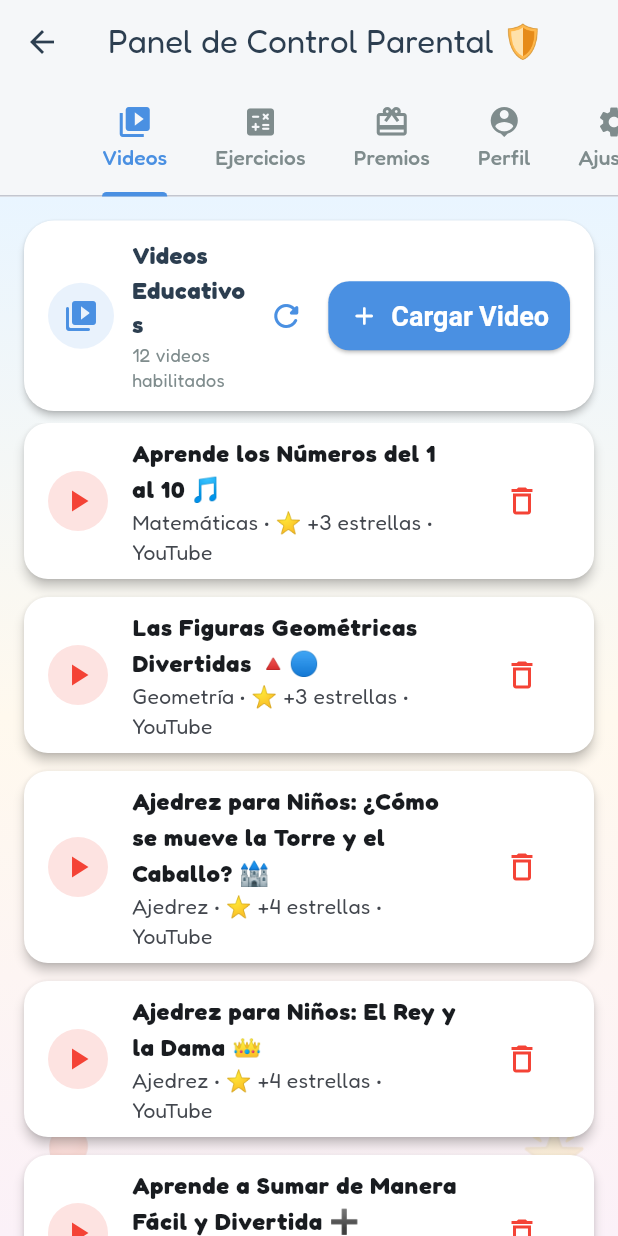
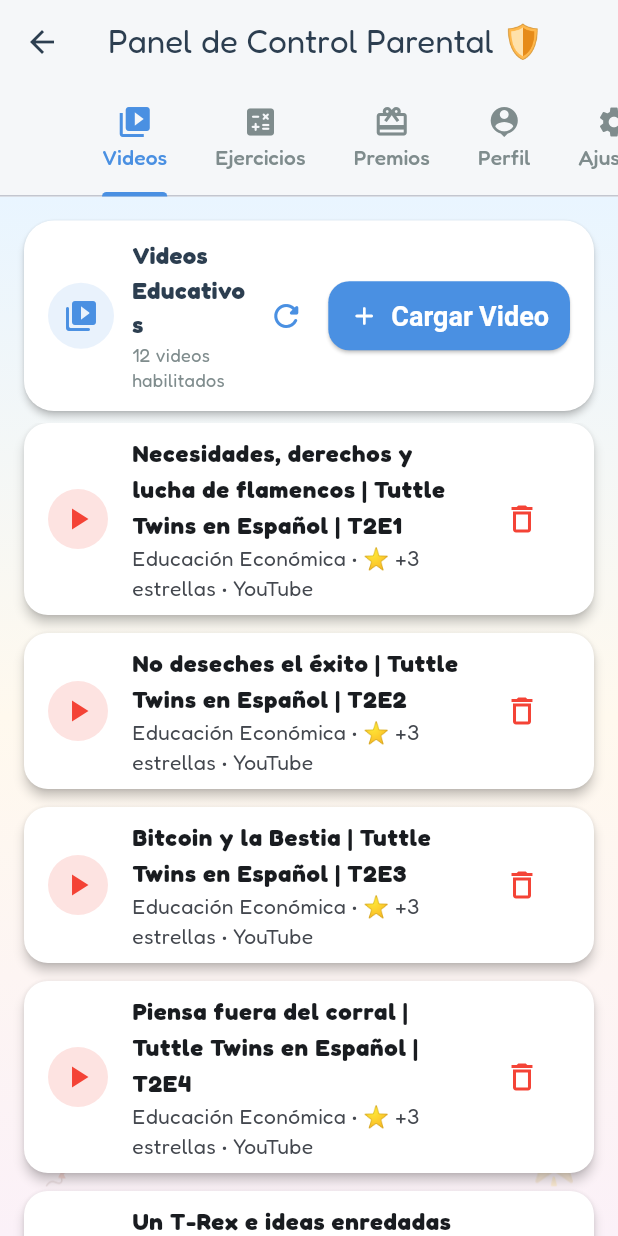
Before and after one commit to CYBERNET26/kids_Am, a Flutter app: the _ParentDashboardView screen opened directly, on a phone screen of 412 x 824 dp. Run offline on Flutter 3.47's test engine with Material 3 defaults, Android fonts, the phone set to English and light mode, and no system bars; our stand-ins replace confetti, flutter_riverpod, flutter_tts, go_router, google_fonts, shared_preferences and 2 more; accounts and stored records are empty; network calls fail.

Commit message:
feat(videos): actualizar videos educativos por defecto con episodios de Tuttle Twins en Espanol e instalador APK actualizado

```diff
--- a/lib/core/constants/default_videos.dart
+++ b/lib/core/constants/default_videos.dart
@@ -25,133 +25,133 @@ final List<VideoItem> defaultEducationalVideos = [
   // --- VIDEO 1 ---
   const VideoItem(
     id: 'vid_default_01',
-    title: 'Aprende los Números del 1 al 10 🎵',
-    description: 'Canción didáctica y alegre para contar con animalitos',
-    urlOrAssetPath: 'https://www.youtube.com/watch?v=pSqkWk_Q_i4',
+    title: 'Necesidades, derechos y lucha de flamencos | Tuttle Twins en Español | T2E1',
+    description: 'Cuando una excursión sale mal, los mellizos se preguntan si las necesidades son realmente derechos. Aprenden acerca de los derechos naturales de John Locke y luchan por sus vidas en una isla de feroces flamencos.',
+    urlOrAssetPath: 'https://www.youtube.com/watch?v=iY1r7U3jVFY&list=PLOe_XajSj1xiCOyhnf74R0ELDV0D0SWSn&index=3',
     sourceType: VideoSourceType.youtube,
-    category: 'Matemáticas',
+    category: 'Educación Económica',
     rewardStars: 3,
   ),
 
   // --- VIDEO 2 ---
   const VideoItem(
     id: 'vid_default_02',
-    title: 'Las Figuras Geométricas Divertidas 🔺🔵',
-    description: 'Círculo, cuadrado, triángulo y rectángulo para niños',
-    urlOrAssetPath: 'https://www.youtube.com/watch?v=65wZuz-8u-k',
+    title: 'No deseches el éxito | Tuttle Twins en Español | T2E2',
+    description: 'Cuando los mellizos triunfan con un negocio de limpieza de botes de basura, Karinne les hace cuestionar si el éxito es egoísta. ¡Aprenden sobre el verdadero emprendimiento de Joyce Chen y los gruñones gruñodons de Gruñolandia!',
+    urlOrAssetPath: 'https://www.youtube.com/watch?v=zHRVP3o3we4&list=PLOe_XajSj1xiCOyhnf74R0ELDV0D0SWSn&index=1',
     sourceType: VideoSourceType.youtube,
-    category: 'Geometría',
+    category: 'Educación Económica',
     rewardStars: 3,
   ),
 
   // --- VIDEO 3 ---
   const VideoItem(
     id: 'vid_default_03',
-    title: 'Ajedrez para Niños: ¿Cómo se mueve la Torre y el Caballo? 🏰',
-    description: 'Cuento interactivo para aprender las piezas de ajedrez',
-    urlOrAssetPath: 'https://www.youtube.com/watch?v=kYJv8Z1kZ50',
+    title: 'Bitcoin y la Bestia | Tuttle Twins en Español | T2E3 ',
+    description: '¡Sagrado Satoshi! Cuando los mellizos se ven obligados a elegir entre aceptar dólares y Bitcoin en una venta de garaje, viajan por el internet y un videojuego retro para aprender qué es lo que hace que el dinero sea bueno.',
+    urlOrAssetPath: 'https://www.youtube.com/watch?v=Y_1VUGEUT-c&list=PLOe_XajSj1xiCOyhnf74R0ELDV0D0SWSn&index=5',
     sourceType: VideoSourceType.youtube,
-    category: 'Ajedrez',
-    rewardStars: 4,
+    category: 'Educación Económica',
+    rewardStars: 3,
   ),
 
   // --- VIDEO 4 ---
   const VideoItem(
     id: 'vid_default_04',
-    title: 'Ajedrez para Niños: El Rey y la Dama 👑',
-    description: 'Aprende los secretos y movimientos del Rey y la Reina',
+    title: 'Piensa fuera del corral | Tuttle Twins en Español | T2E4',
+    description: 'Después de que su equipo de softbol comienza a romper las reglas, los mellizos saltan a través de famosos cuadros, conocen a George Washington e intentan salvar una granja dividida de un lobo feroz y el peligroso tribalismo.',
     urlOrAssetPath: 'https://www.youtube.com/watch?v=d_Z89M5L1n8',
     sourceType: VideoSourceType.youtube,
-    category: 'Ajedrez',
-    rewardStars: 4,
+    category: 'Educación Económica',
+    rewardStars: 3,
   ),
 
   // --- VIDEO 5 ---
   const VideoItem(
     id: 'vid_default_05',
-    title: 'Aprende a Sumar de Manera Fácil y Divertida ➕',
-    description: 'Explicación sencilla de sumas para niños de primaria',
-    urlOrAssetPath: 'https://www.youtube.com/watch?v=o0d428P3QvQ',
+    title: 'Un T-Rex e ideas enredadas | Tuttle Twins en Español | T2E5 |',
+    description: 'Después de que un T-rex destruye su casa del árbol, los mellizos luchan por salvar el reino agobiado de Rapunzel y descubren que las buenas ideas pueden provenir de personas imperfectas.',
+    urlOrAssetPath: 'https://www.youtube.com/watch?v=SiPLOceTvOs&list=PLOe_XajSj1xiCOyhnf74R0ELDV0D0SWSn&index=7',
     sourceType: VideoSourceType.youtube,
-    category: 'Matemáticas',
+    category: 'Educación Económica',
     rewardStars: 3,
   ),
 
   // --- VIDEO 6 ---
   const VideoItem(
     id: 'vid_default_06',
-    title: 'Aprende a Restar con Manzanas y Juguetes ➖',
-    description: 'Resta fácil y didáctica con ejemplos visuales',
-    urlOrAssetPath: 'https://www.youtube.com/watch?v=42vjqtleG9E',
+    title: 'La incy wincy mentalidad de víctima | Tuttle Twins en Español | T2E6',
+    description: 'Cuando los mellizos son injustamente eliminados de un show de talentos, la abuela los lleva a conocer a Frederick Douglass y a una pequeñísima araña para aprender cómo superar la mentalidad de víctima.',
+    urlOrAssetPath: 'https://www.youtube.com/watch?v=cHHefhoTuXs&list=PLOe_XajSj1xiCOyhnf74R0ELDV0D0SWSn&index=4',
     sourceType: VideoSourceType.youtube,
-    category: 'Matemáticas',
+    category: 'Educación Económica',
     rewardStars: 3,
   ),
 
   // --- VIDEO 7 ---
   const VideoItem(
     id: 'vid_default_07',
-    title: 'La Canción de la Tabla del 2 y del 3 ✖️',
-    description: 'Música alegre para memorizar las primeras multiplicaciones',
-    urlOrAssetPath: 'https://www.youtube.com/watch?v=ecSXX971eL0',
+    title: 'Criaturas del mar y planificación central | Tuttle Twins en Español | T2E7',
+    description: 'En medio de las peculiaridades del programa escolar, la abuela presenta a los gemelos al economista Fredrick Hayek. Se desata el caos de la planificación central, pero una reina sirena sabe exactamente cómo ayudar a Ethan y Emily a solucionarlo.',
+    urlOrAssetPath: 'https://www.youtube.com/watch?v=o1yjkrx65-g&list=PLOe_XajSj1xiCOyhnf74R0ELDV0D0SWSn&index=2',
     sourceType: VideoSourceType.youtube,
-    category: 'Matemáticas',
-    rewardStars: 5,
+    category: 'Educación Económica',
+    rewardStars: 3,
   ),
 
   // --- VIDEO 8 ---
   const VideoItem(
     id: 'vid_default_08',
-    title: '¿Qué es la Multiplicación? Para Niños de 7 a 9 años 🧠',
-    description: 'Entiende cómo multiplicar sumando grupos iguales',
-    urlOrAssetPath: 'https://www.youtube.com/watch?v=YFtEaVw5k1A',
+    title: 'Sustos con sucios subsidios | Tuttle Twins en Español | T2E8',
+    description: 'Cuando el negocio de los mellizos se ve perjudicado por un subsidio, visitan a Ludwig Von Mises y aterrizan en un lugar espeluznante donde aprenden cuán desagradable puede llegar a ser el mercado',
+    urlOrAssetPath: 'https://www.youtube.com/watch?v=6BEDSpKZWiY&list=PLOe_XajSj1xiCOyhnf74R0ELDV0D0SWSn&index=12',
     sourceType: VideoSourceType.youtube,
-    category: 'Matemáticas',
-    rewardStars: 4,
+    category: 'Educación Económica',
+    rewardStars: 3,
   ),
 
   // --- VIDEO 9 ---
   const VideoItem(
     id: 'vid_default_09',
-    title: 'Aprende a Dividir: Repartir entre Amigos ➗',
-    description: 'Explicación clara de la división exacta para niños',
-    urlOrAssetPath: 'https://www.youtube.com/watch?v=iA0fP4tLg7M',
+    title: 'Luchando con el socialismo | Tuttle Twins en Español | T2E9 ',
+    description: '¡LUCHA! Después de una recaudación de fondos fallida para el club de niños, la banda se encuentra con William Bradford, los peregrinos y Karl Marx mientras luchan con el socialismo y sus consecuencias.',
+    urlOrAssetPath: 'https://www.youtube.com/watch?v=NTUHbVYnLjI&list=PLOe_XajSj1xiCOyhnf74R0ELDV0D0SWSn&index=10',
     sourceType: VideoSourceType.youtube,
-    category: 'Matemáticas',
-    rewardStars: 5,
+    category: 'Educación Económica',
+    rewardStars: 3,
   ),
 
   // --- VIDEO 10 ---
   const VideoItem(
     id: 'vid_default_10',
-    title: 'El Sistema Solar y los Planetas para Niños 🪐🚀',
-    description: 'Viaje espacial por el sol, la luna y los 8 planetas',
-    urlOrAssetPath: 'https://www.youtube.com/watch?v=ZykXgSqet6A',
+    title: 'La jungla de la educación | Tuttle Twins en Español | T2E10 ',
+    description: 'Después de que Emily reprueba un examen, los mellizos se preguntan si la escuela es la mejor manera de aprender, lo que provoca que la abuela los lleve a un lugar familiar en el pasado, antes de pasar por la mente más famosa de la historia y luego un estruendo en la jungla.',
+    urlOrAssetPath: 'https://www.youtube.com/watch?v=Y1RIJKi-ZpI&list=PLOe_XajSj1xiCOyhnf74R0ELDV0D0SWSn&index=6',
     sourceType: VideoSourceType.youtube,
     category: 'Ciencias',
-    rewardStars: 4,
+    rewardStars: 3,
   ),
 
   // --- VIDEO 11 ---
   const VideoItem(
     id: 'vid_default_11',
-    title: 'Los Animales Vertebrados e Invertebrados 🦁🐟',
-    description: 'Descubre los mamíferos, aves, peces y reptiles',
-    urlOrAssetPath: 'https://www.youtube.com/watch?v=uQO5FF5eX9g',
+    title: 'Secuestradores y Capitalismo | Tuttle Twins en Español | T2E11',
+    description: 'Invasores de otro mundo secuestran a Derek, lanzando a la abuela y a los mellizos en una peligrosa misión de rescate. En un planeta sombrío, los mellizos encuentran pistas misteriosas, cyborgs y dispositivos de espionaje mientras solucionan el misterio de por qué el capitalismo está fallando.',
+    urlOrAssetPath: 'https://www.youtube.com/watch?v=Hl6hZmzKDag&list=PLOe_XajSj1xiCOyhnf74R0ELDV0D0SWSn&index=11',
     sourceType: VideoSourceType.youtube,
-    category: 'Ciencias',
+    category: 'Educación Económica',
     rewardStars: 3,
   ),
 
   // --- VIDEO 12 ---
   const VideoItem(
     id: 'vid_default_12',
-    title: 'Cuento de Ajedrez: El Peón Valiente ♟️',
-    description: 'Historia motivacional sobre cómo el peón puede convertirse en dama',
-    urlOrAssetPath: 'https://www.youtube.com/watch?v=1xWq7Pz0Qv0',
+    title: 'Desastre de dinero | Tuttle Twins en Español | T2E12',
+    description: 'Es la época de Navidad, y cuando los mellizos discuten sobre ahorrar dinero versus gastarlo, la abuela les presenta un juego de mesa que desata criaturas y caos en la casa de los Tuttle.',
+    urlOrAssetPath: 'https://www.youtube.com/watch?v=TRd3NhuW6gM&list=PLOe_XajSj1xiCOyhnf74R0ELDV0D0SWSn&index=8',
     sourceType: VideoSourceType.youtube,
-    category: 'Ajedrez',
-    rewardStars: 4,
+    category: 'Educación Económica',
+    rewardStars: 3,
   ),
 
   // --------------------------------------------------------------------------
```
Also changed, not shown: 1 other file.
